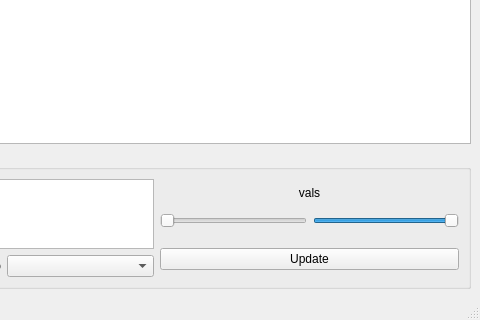
Old version of the form Scan/mutlichannel.ui in the repository pattammattel/HXN_GUI; both pictures show x 167 to 647 and y 445 to 765 of the 647 by 765 pixel window.
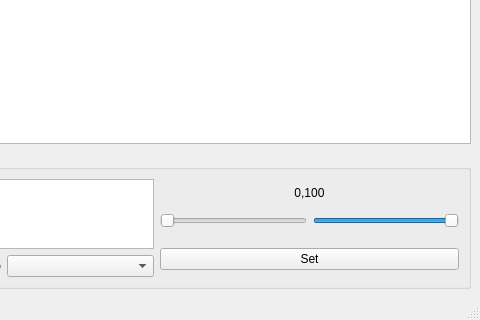
New version of the form. Custom widgets are drawn as their Qt base class.

```diff
--- a/Scan/mutlichannel.ui
+++ b/Scan/mutlichannel.ui
@@ -78,7 +78,7 @@
        <item row="1" column="1">
         <widget class="QPushButton" name="pb_update_low_high">
          <property name="text">
-          <string>Update</string>
+          <string>Set</string>
          </property>
         </widget>
        </item>
@@ -93,7 +93,7 @@
             </sizepolicy>
            </property>
            <property name="text">
-            <string>vals</string>
+            <string>0,100</string>
            </property>
            <property name="alignment">
             <set>Qt::AlignCenter</set>
```
